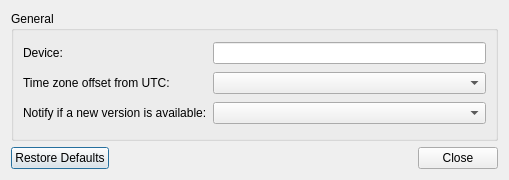
The window that src/igotugui/preferencesdialog.ui (mnalis/igotu2gpx) describes before a commit, drawn with Qt 5.
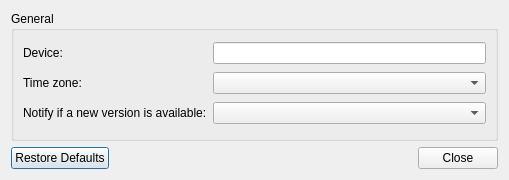
The same window after the commit.

Diff of the .ui file:
```diff
--- a/src/igotugui/preferencesdialog.ui
+++ b/src/igotugui/preferencesdialog.ui
@@ -39,7 +39,7 @@
       <item row="1" column="0">
        <widget class="QLabel" name="label_2">
         <property name="text">
-         <string>Time zone offset from UTC:</string>
+         <string>Time zone:</string>
         </property>
         <property name="buddy">
          <cstring>utcOffset</cstring>
```
